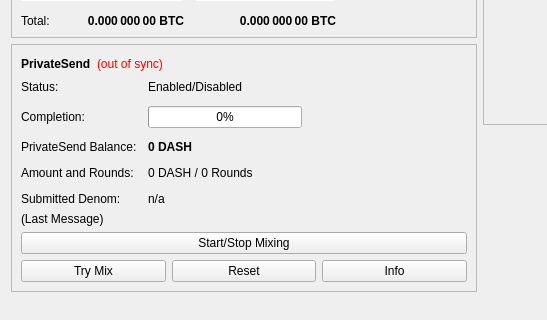
Qt form src/qt/forms/overviewpage.ui (dashpay/dash) before a commit; both pictures show x 0 to 547 and y 178 to 498 of the 960 by 585 pixel window.
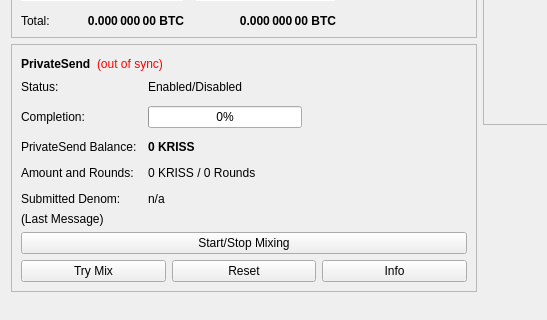
The same form after that commit.

Patch:
```diff
--- a/src/qt/forms/overviewpage.ui
+++ b/src/qt/forms/overviewpage.ui
@@ -514,7 +514,7 @@
                </font>
               </property>
               <property name="text">
-               <string notr="true">0 DASH</string>
+               <string notr="true">0 KRISS</string>
               </property>
              </widget>
             </item>
@@ -528,7 +528,7 @@
             <item row="3" column="1">
              <widget class="QLabel" name="labelAmountRounds">
               <property name="text">
-               <string>0 DASH / 0 Rounds</string>
+               <string>0 KRISS / 0 Rounds</string>
               </property>
              </widget>
             </item>
```
Left out of the diff: 6 changed lines with no effect on the pictures.
